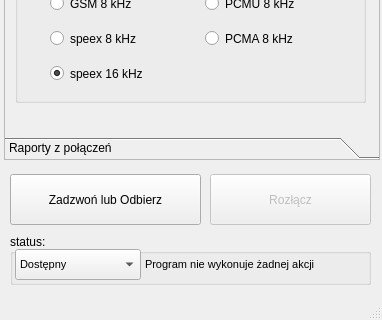
Old version of the form src/dsipcom.ui in the repository dmilith/dsipcom; both pictures show x 0 to 382 and y 540 to 860 of the 382 by 860 pixel window.
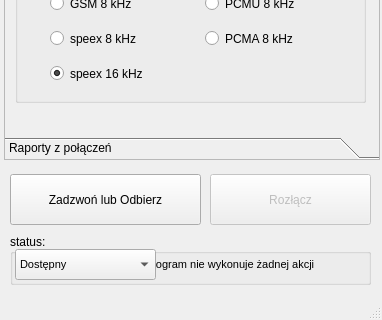
New version of the form. The open tabs and pages were chosen to show the change. Icons and pictures are not drawn.

What changed in the file:
```diff
--- a/src/dsipcom.ui
+++ b/src/dsipcom.ui
@@ -1283,7 +1283,7 @@
       <rect>
        <x>5</x>
        <y>15</y>
-       <width>126</width>
+       <width>141</width>
        <height>31</height>
       </rect>
      </property>
```
Left out of the diff: 10 changed lines with no effect on the pictures.
